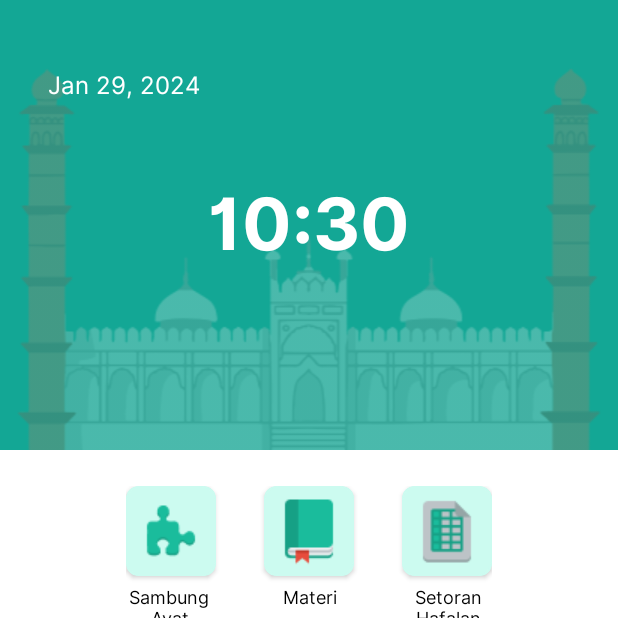
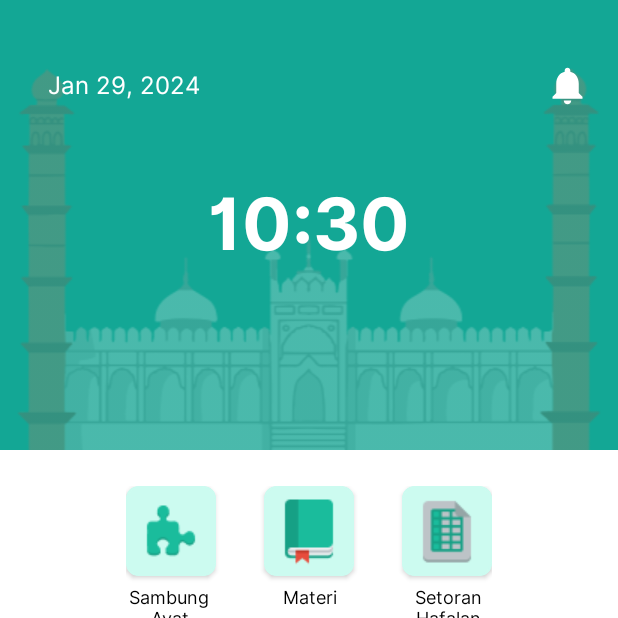
Before and after one commit to zainzaidanahsan/RumahQuranOnline, an Android app: the Home screen opened through its navigation route, on a phone screen of 412 x 824 dp, the top half of it. Run offline under Robolectric (Android 15) with nearby library versions, the phone set to English and light mode, and no system bars; our stand-ins replace Firebase (no records; nobody signed in at launch, a user with empty details on screens opened directly), navigation-ui; 1 statement that could not run was skipped.

Commit message:
Finishing sedikit

```diff
--- a/app/build.gradle.kts
+++ b/app/build.gradle.kts
@@ -51,6 +51,8 @@ dependencies {
     implementation("com.google.firebase:firebase-auth:22.3.0")
     implementation("com.google.firebase:firebase-database:20.3.0")
     implementation("com.google.firebase:firebase-storage:20.3.0")
+    implementation("com.google.firebase:firebase-messaging:23.4.0")
+    implementation("com.google.firebase:firebase-analytics:21.5.0")
     testImplementation("junit:junit:4.13.2")
     androidTestImplementation("androidx.test.ext:junit:1.1.5")
     androidTestImplementation("androidx.test.espresso:espresso-core:3.5.1")
--- /dev/null
+++ b/app/src/main/res/drawable/baseline_notifications_24.xml
@@ -0,0 +1,5 @@
+<vector android:height="24dp" android:tint="#FFFFFF"
+    android:viewportHeight="24" android:viewportWidth="24"
+    android:width="24dp" xmlns:android="http://schemas.android.com/apk/res/android">
+    <path android:fillColor="@android:color/white" android:pathData="M12,22c1.1,0 2,-0.9 2,-2h-4c0,1.1 0.89,2 2,2zM18,16v-5c0,-3.07 -1.64,-5.64 -4.5,-6.32L13.5,4c0,-0.83 -0.67,-1.5 -1.5,-1.5s-1.5,0.67 -1.5,1.5v0.68C7.63,5.36 6,7.92 6,11v5l-2,2v1h16v-1l-2,-2z"/>
+</vector>
--- a/app/src/main/res/layout/fragment_home.xml
+++ b/app/src/main/res/layout/fragment_home.xml
@@ -59,6 +59,17 @@
         app:layout_constraintHorizontal_bias="0.103"
         app:layout_constraintStart_toStartOf="parent"
         app:layout_constraintTop_toTopOf="parent" />
+
+    <androidx.appcompat.widget.AppCompatImageView
+        android:id="@+id/notification"
+        android:layout_width="30dp"
+        android:layout_height="30dp"
+        android:src="@drawable/baseline_notifications_24"
+        app:layout_constraintBottom_toTopOf="@+id/homeClockTextView"
+        app:layout_constraintEnd_toEndOf="parent"
+        app:layout_constraintHorizontal_bias="0.924"
+        app:layout_constraintStart_toEndOf="@+id/hijriDateTextView"
+        app:layout_constraintTop_toTopOf="@+id/bg_masjid" />
 
     <ScrollView
         android:id="@+id/cv_bg"
--- a/app/src/main/res/navigation/navigation.xml
+++ b/app/src/main/res/navigation/navigation.xml
@@ -240,6 +240,9 @@
         <action
             android:id="@+id/action_fragmentSettings_to_about"
             app:destination="@id/about" />
+        <action
+            android:id="@+id/action_fragmentSettings_to_notification2"
+            app:destination="@id/notification2" />
     </fragment>
     <fragment
         android:id="@+id/editProfile"
@@ -294,4 +297,9 @@
         android:name="com.zain.rumahquranonline.ui.about.About"
         android:label="fragment_about"
         tools:layout="@layout/fragment_about" />
+    <fragment
+        android:id="@+id/notification2"
+        android:name="com.zain.rumahquranonline.ui.notification.Notification"
+        android:label="fragment_notification"
+        tools:layout="@layout/fragment_notification" />
 </navigation>
```
Also changed, not shown: app/src/main/java/com/zain/rumahquranonline/adapter/SambungAyatAdapter.kt (deleted, +0 -43 lines), app/src/main/java/com/zain/rumahquranonline/ui/notification/Notification.kt (added, +23 -0 lines), app/src/main/res/layout/fragment_notification.xml (added, +14 -0 lines).
